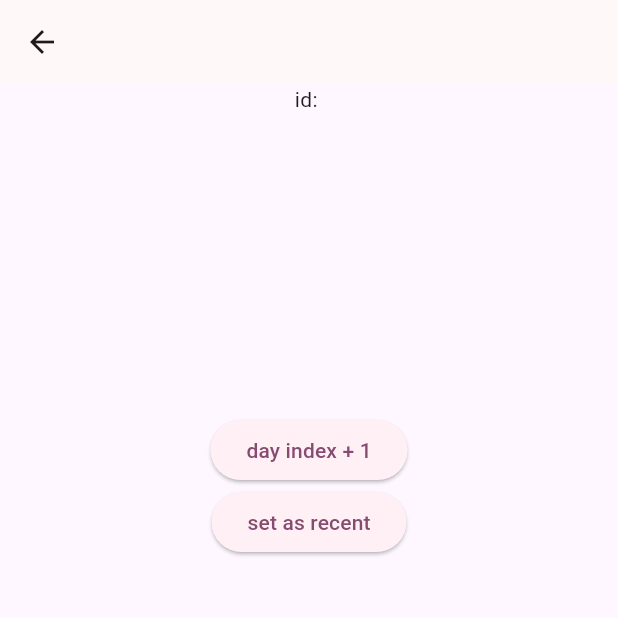
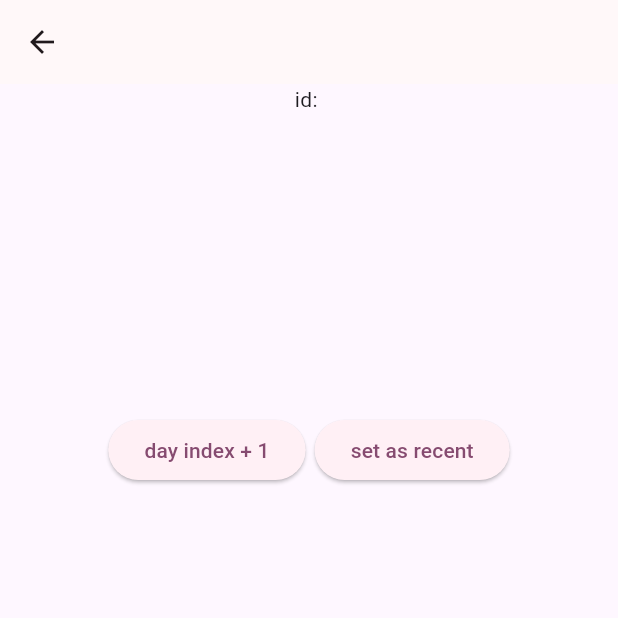
Before and after one commit to kmekarski/gym_partner, a Flutter app: the PlanDetailsScreen screen opened directly with empty values, on a phone screen of 412 x 824 dp, the top half of it. Run offline on Flutter 3.47's test engine with Material 3 defaults, Android fonts, the phone set to English and light mode, and no system bars; our stand-ins replace cloud_firestore, firebase_auth, firebase_core, flutter_riverpod; accounts and stored records are empty.

Commit message:
moved fetching public plans to tabs screen

```diff
--- a/lib/providers/public_plans_provider.dart
+++ b/lib/providers/public_plans_provider.dart
@@ -16,4 +16,8 @@ class PublicPlansNotifier extends StateNotifier<List<Plan>> {
   Future<void> getPlans() async {
     state = await plansService.getPublicPlans();
   }
+
+  void addPlan(Plan plan) {
+    state = [...state, plan];
+  }
 }
--- a/lib/providers/user_plans_provider.dart
+++ b/lib/providers/user_plans_provider.dart
@@ -1,5 +1,6 @@
 import 'package:flutter_riverpod/flutter_riverpod.dart';
 import 'package:gym_partner/models/plan.dart';
+import 'package:gym_partner/providers/public_plans_provider.dart';
 import 'package:gym_partner/services/plans_service.dart';
 import 'package:gym_partner/services/users_service.dart';
 
--- a/lib/screens/my_plans.dart
+++ b/lib/screens/my_plans.dart
@@ -18,7 +18,10 @@ class _MyPlansScreenState extends ConsumerState<MyPlansScreen> {
   void _selectPlan(BuildContext context, Plan plan) {
     Navigator.of(context).push(
       MaterialPageRoute(
-        builder: (context) => PlanDetailsScreen(plan: plan),
+        builder: (context) => PlanDetailsScreen(
+          type: PlansListType.private,
+          plan: plan,
+        ),
       ),
     );
   }
--- a/lib/screens/new_plan.dart
+++ b/lib/screens/new_plan.dart
@@ -7,6 +7,7 @@ import 'package:gym_partner/models/plan_difficulty.dart';
 import 'package:gym_partner/models/plan_exercise.dart';
 import 'package:gym_partner/models/plan_tag.dart';
 import 'package:gym_partner/models/plan_visibility.dart';
+import 'package:gym_partner/providers/public_plans_provider.dart';
 import 'package:gym_partner/providers/user_plans_provider.dart';
 import 'package:gym_partner/providers/user_provider.dart';
 import 'package:gym_partner/widgets/exercise_searchbar.dart';
@@ -142,6 +143,9 @@ class _NewPlanModalState extends ConsumerState<NewPlanScreen> {
         await ref.read(userPlansProvider.notifier).addNewPlan(newPlan);
 
     await ref.read(userProvider.notifier).addNewPlanData(addedPlan!.id);
+    if (_selectedVisibility == PlanVisibility.public) {
+      ref.read(publicPlansProvider.notifier).addPlan(addedPlan);
+    }
 
     if (!context.mounted) {
       return;
--- a/lib/screens/plan_details.dart
+++ b/lib/screens/plan_details.dart
@@ -3,10 +3,12 @@ import 'package:flutter_riverpod/flutter_riverpod.dart';
 import 'package:gym_partner/models/plan.dart';
 import 'package:gym_partner/models/plan_exercise.dart';
 import 'package:gym_partner/providers/user_provider.dart';
+import 'package:gym_partner/widgets/plans_list.dart';
 
 class PlanDetailsScreen extends ConsumerWidget {
-  const PlanDetailsScreen({super.key, required this.plan});
+  const PlanDetailsScreen({super.key, required this.type, required this.plan});
 
+  final PlansListType type;
   final Plan plan;
 
   @override
@@ -42,17 +44,31 @@ class PlanDetailsScreen extends ConsumerWidget {
                 ),
               ),
             ),
+            if (type == PlansListType.private)
+              Row(
+                mainAxisSize: MainAxisSize.min,
+                children: [
                   ElevatedButton(
                     onPressed: () {
-                ref.read(userProvider.notifier).incrementCurrentDayIndex(plan);
+                      ref
+                          .read(userProvider.notifier)
+                          .incrementCurrentDayIndex(plan);
                     },
                     child: const Text('day index + 1'),
                   ),
+                  const SizedBox(width: 6),
                   ElevatedButton(
                     onPressed: () {
                       ref.read(userProvider.notifier).setPlanAsRecent(plan.id);
                     },
                     child: const Text('set as recent'),
+                  ),
+                ],
+              ),
+            if (type == PlansListType.public)
+              ElevatedButton(
+                onPressed: () {},
+                child: Text('add to your plans'),
               ),
           ],
         ),
--- a/lib/screens/tabs.dart
+++ b/lib/screens/tabs.dart
@@ -1,5 +1,6 @@
 import 'package:flutter/material.dart';
 import 'package:flutter_riverpod/flutter_riverpod.dart';
+import 'package:gym_partner/providers/public_plans_provider.dart';
 import 'package:gym_partner/providers/user_plans_provider.dart';
 import 'package:gym_partner/providers/user_provider.dart';
 import 'package:gym_partner/screens/my_plans.dart';
@@ -21,6 +22,7 @@ class _TabsScreenState extends ConsumerState<TabsScreen> {
   void initState() {
     ref.read(userProvider.notifier).getUserData();
     ref.read(userPlansProvider.notifier).getUserPlans();
+    ref.read(publicPlansProvider.notifier).getPlans();
     super.initState();
   }
 
```
Also changed, not shown: lib/screens/shared_plans.dart (+13 -17 lines). Lines whose indentation alone changed are shown as unchanged.
